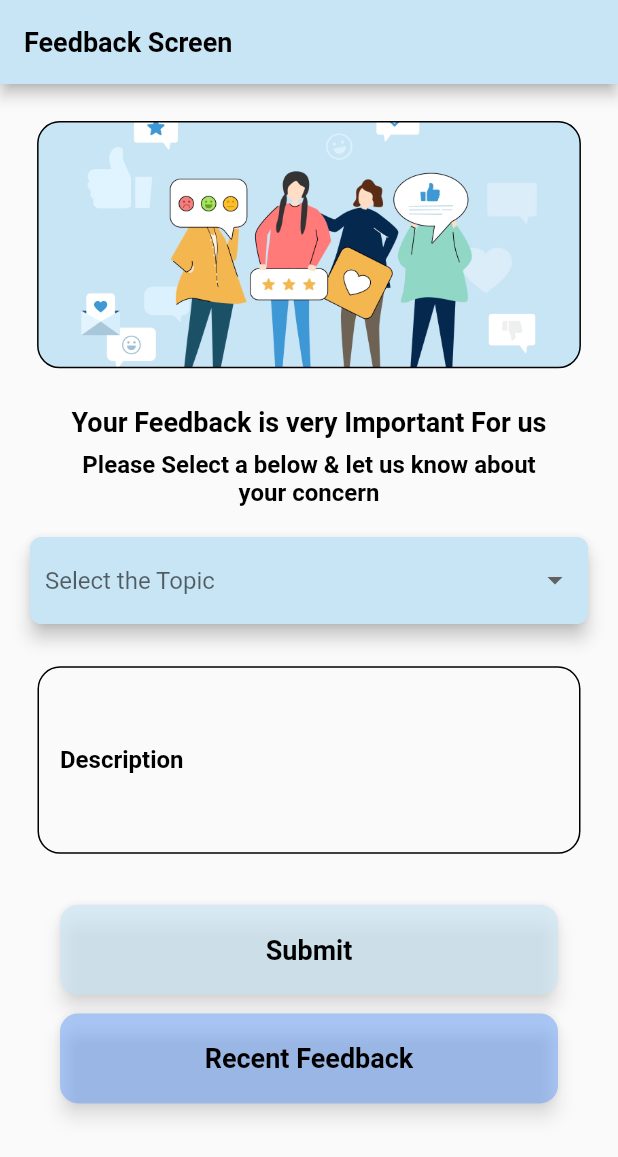
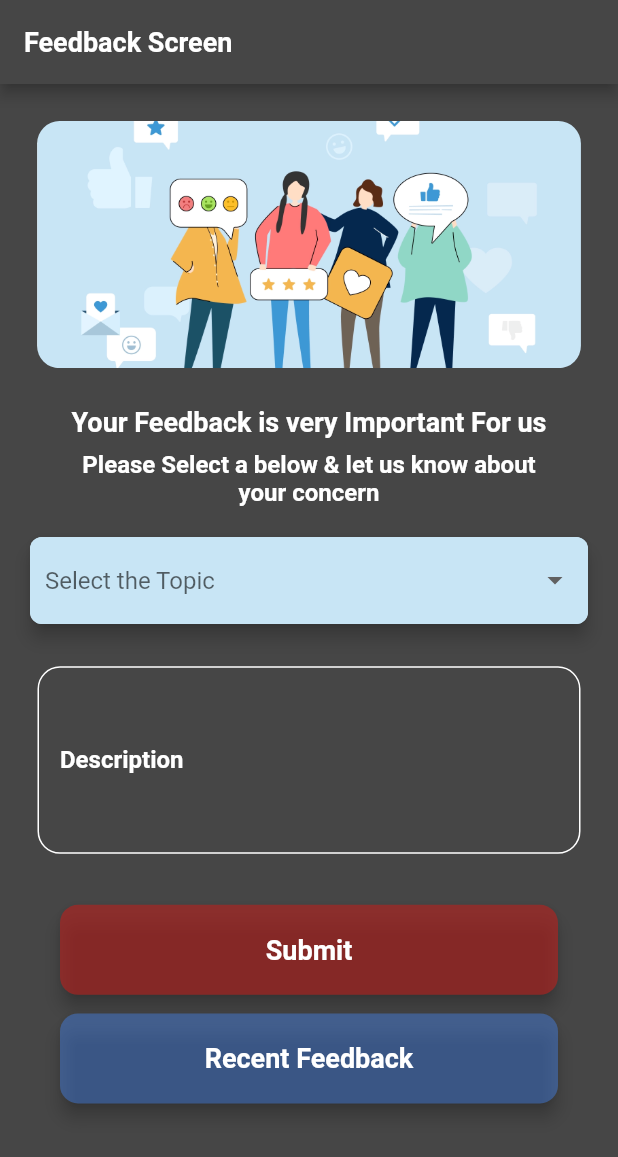
Before and after one commit to VixenSv/Movie-Locater-App, a Flutter app: the screen it shows after launch, on a phone screen of 412 x 824 dp. Shown: the top 1157 px of the screen. Run offline on Flutter 3.47's test engine with Material 2 defaults, Android fonts, the light colour scheme and no system bars; our stand-ins replace cloud_firestore, firebase_auth, firebase_core, get; accounts and stored records are empty.

Commit message:
Changed theme

```diff
--- a/lib/Feed Back Views/feedback_main_view.dart
+++ b/lib/Feed Back Views/feedback_main_view.dart
@@ -5,6 +5,7 @@ import 'package:bashbop/widgets/drop_down.dart';
 import 'package:cloud_firestore/cloud_firestore.dart';
 import 'package:flutter/material.dart';
 import 'package:get/get.dart';
+
 class FeedBackMain extends StatefulWidget {
   const FeedBackMain({Key? key}) : super(key: key);
 
@@ -13,7 +14,6 @@ class FeedBackMain extends StatefulWidget {
 }
 
 class _FeedBackMainState extends State<FeedBackMain> {
-
   String? slected_feedback;
   List<String> feedback_type = <String>[
     'Something is wrong with this task',
@@ -29,7 +29,7 @@ class _FeedBackMainState extends State<FeedBackMain> {
     showDialog(
       context: context,
       builder: (BuildContext context) {
-        var heightsize= MediaQuery.of(context).size.height;
+        var heightsize = MediaQuery.of(context).size.height;
         var widthsize = MediaQuery.of(context).size.width;
         return AlertDialog(
           shape: const RoundedRectangleBorder(
@@ -44,50 +44,63 @@ class _FeedBackMainState extends State<FeedBackMain> {
                 height: 100,
                 width: 110,
                 decoration: BoxDecoration(
-                  image:const DecorationImage(
+                    image: const DecorationImage(
                         fit: BoxFit.fitWidth,
-                    image: AssetImage("assets/images/feed_back.png")
+                        image: AssetImage("assets/images/feed_back.png")),
+                    color: Colors.grey,
+                    borderRadius: BorderRadius.circular(15)),
               ),
-                  color: Colors.grey,
-                  borderRadius: BorderRadius.circular(15)
+              const SizedBox(
+                height: 15,
               ),
-
+              Center(
+                  child: Text(
+                "Thank You",
+                style: dropdown_heading,
+              )),
+              const SizedBox(
+                height: 10,
               ),
-              const SizedBox(height: 15,),
-              Center(child: Text("Thank You",style: dropdown_heading,)),
-              const  SizedBox(height: 10,),
               Container(
                   // height: heightsize*0.05,
                   width: widthsize,
-                  child: Text("Thank You For Sharing your Thoughts.\n We appreciate your Feedback",
+                  child: Text(
+                    "Thank You For Sharing your Thoughts.\n We appreciate your Feedback",
                     textAlign: TextAlign.center,
                     style: dropdown_sub_heading,
                   )),
-              const  SizedBox(height: 10,),
+              const SizedBox(
+                height: 10,
+              ),
               InkWell(
-                onTap: (){
+                onTap: () {
                   Get.back();
                 },
                 child: Container(
-                  margin: const EdgeInsets.only(left: 50,right: 50),
+                  margin: const EdgeInsets.only(left: 50, right: 50),
                   height: 50,
                   width: 70,
                   decoration: BoxDecoration(
                       borderRadius: BorderRadius.circular(15),
-                    color: Colors.blueAccent
+                      color: Colors.blueAccent),
+                  child: const Center(
+                    child: Text(
+                      "Ok",
+                      style: TextStyle(
+                          color: Colors.white,
+                          fontSize: 15,
+                          fontWeight: FontWeight.bold),
                     ),
-                  child:const Center(
-                    child: Text("Ok",style: TextStyle(color: Colors.black,fontSize: 15,fontWeight: FontWeight.bold),),
                   ),
                 ),
               )
-
             ],
           ),
         );
       },
     );
   }
+
   @override
   void initState() {
     // TODO: implement initState
@@ -97,22 +110,26 @@ class _FeedBackMainState extends State<FeedBackMain> {
           description_valid = "Required This Field";
           setState(() {});
           return;
-        }
-        else {
+        } else {
           description_valid = "null";
           setState(() {});
         }
       }
     });
   }
+
   @override
   Widget build(BuildContext context) {
-    var heightsize= MediaQuery.of(context).size.height;
+    var heightsize = MediaQuery.of(context).size.height;
     var widthsize = MediaQuery.of(context).size.width;
     return Scaffold(
+      backgroundColor: Color.fromARGB(255, 70, 70, 70),
       appBar: AppBar(
-        title:  Text("Feedback Screen",style: appbar_text,),
-        backgroundColor: Color(0XFFC8E5F5),
+        title: Text(
+          "Feedback Screen",
+          style: appbar_text,
+        ),
+        backgroundColor: Color.fromARGB(255, 70, 70, 70),
       ),
       body: SafeArea(
         child: SingleChildScrollView(
@@ -121,100 +138,130 @@ class _FeedBackMainState extends State<FeedBackMain> {
             crossAxisAlignment: CrossAxisAlignment.center,
             children: [
               Container(
-                margin: EdgeInsets.all(heightsize*0.03),
-                height: heightsize*0.2,
+                margin: EdgeInsets.all(heightsize * 0.03),
+                height: heightsize * 0.2,
                 width: widthsize,
                 decoration: BoxDecoration(
                     borderRadius: BorderRadius.circular(15),
                     image: const DecorationImage(
                         fit: BoxFit.fitWidth,
-                    image: AssetImage("assets/images/feed_back.png")
+                        image: AssetImage("assets/images/feed_back.png")),
+                    border: Border.all(
+                        color: Color.fromARGB(0, 0, 0, 0), width: 1)),
               ),
-                  border: Border.all(
-                    color: Colors.black,
-                    width: 1
-                  )
+              SizedBox(
+                height: heightsize * 0.001,
               ),
+              Text(
+                "Your Feedback is very Important For us",
+                style: heading,
               ),
-              SizedBox(height: heightsize*0.001,),
-              Text("Your Feedback is very Important For us",style: heading,),
-              SizedBox(height: heightsize*0.01,),
+              SizedBox(
+                height: heightsize * 0.01,
+              ),
               Container(
-                height: heightsize*0.07,
-                  width: widthsize*0.8,
-                  child: Text("Please Select a below & let us know about your concern",textAlign: TextAlign.center,
+                  height: heightsize * 0.07,
+                  width: widthsize * 0.8,
+                  child: Text(
+                    "Please Select a below & let us know about your concern",
+                    textAlign: TextAlign.center,
                     style: sub_heading,
                   )),
-              _buildDropDown(feedback_type,true),
-              SizedBox(height: heightsize*0.01,),
+              _buildDropDown(feedback_type, true),
+              SizedBox(
+                height: heightsize * 0.01,
+              ),
               Container(
-               margin: EdgeInsets.only(left: 25,right: 25),
+                margin: EdgeInsets.only(left: 25, right: 25),
                 child: Column(
                   mainAxisAlignment: MainAxisAlignment.start,
                   crossAxisAlignment: CrossAxisAlignment.start,
                   children: [
                     TextFormField(
+                      style: TextStyle(color: Colors.white),
                       textInputAction: TextInputAction.done,
                       controller: descrip,
                       focusNode: des_focous,
                       maxLines: 5,
-                     decoration:  InputDecoration(
-                       labelStyle: const TextStyle(fontSize: 16,fontWeight: FontWeight.bold,color: Colors.black),
+                      decoration: InputDecoration(
+                        labelStyle: const TextStyle(
+                            fontSize: 16,
+                            fontWeight: FontWeight.bold,
+                            color: Colors.white),
                         labelText: 'Description',
                         border: OutlineInputBorder(
                           borderRadius: BorderRadius.circular(15.0),
-                         borderSide: const BorderSide(color: Colors.black, width: 1.0),
+                          borderSide:
+                              const BorderSide(color: Colors.white, width: 1.0),
                         ),
-                       enabledBorder:  OutlineInputBorder(
+                        enabledBorder: OutlineInputBorder(
                           borderRadius: BorderRadius.circular(15.0),
-                         borderSide: const BorderSide(color: Colors.black, width: 1.0),
+                          borderSide:
+                              const BorderSide(color: Colors.white, width: 1.0),
                         ),
                         contentPadding: EdgeInsets.all(15),
                         hintText: 'Write Your Feedback',
-                       hintStyle: TextStyle(fontSize: 12),
+                        hintStyle:
+                            TextStyle(fontSize: 12, color: Color(0xA3FFFFFF)),
                       ),
                     ),
-                   SizedBox(height: 10,),
-                   description_valid=="null"?SizedBox():Text(description_valid,style: TextStyle(color: Colors.red,fontSize: 12),),
-                   SizedBox(height: 10,),
+                    SizedBox(
+                      height: 10,
+                    ),
+                    description_valid == "null"
+                        ? SizedBox()
+                        : Text(
+                            description_valid,
+                            style: TextStyle(color: Colors.red, fontSize: 12),
+                          ),
+                    SizedBox(
+                      height: 10,
+                    ),
                   ],
                 ),
               ),
               //Submit Button
               AuthButton(
-                buttoncolor: description_valid=="null" && slected_feedback!=""?Color(0XFFC8E5F5):Color(0XFFC8E5F5).withOpacity(0.6),
-                onTap: description_valid=="null" && slected_feedback!=""?() async {
-                  await FirebaseFirestore.instance.collection("feedback").add({
-                    'userid':"",
-                     'topic':"${slected_feedback}",
-                    'submission_date':DateTime.now(),
-                    'description':descrip.text
-
+                buttoncolor:
+                    description_valid == "null" && slected_feedback != ""
+                        ? Color.fromARGB(255, 187, 32, 29)
+                        : Color.fromARGB(255, 187, 32, 29).withOpacity(0.6),
+                onTap: description_valid == "null" && slected_feedback != ""
+                    ? () async {
+                        await FirebaseFirestore.instance
+                            .collection("feedback")
+                            .add({
+                          'userid': "",
+                          'topic': "${slected_feedback}",
+                          'submission_date': DateTime.now(),
+                          'description': descrip.text
                         });
                         showAlertDialog(context);
-                }:(){},
+                      }
+                    : () {},
                 text: "Submit",
               ),
-              SizedBox(height: heightsize*0.015,),
+              SizedBox(
+                height: heightsize * 0.015,
+              ),
               //Recent Feedback Button
               AuthButton(
                 buttoncolor: Colors.blueAccent.withOpacity(0.4),
-                onTap: (){
-                  Get.to(()=>RecentsView());
+                onTap: () {
+                  Get.to(() => RecentsView());
                 },
                 text: "Recent Feedback",
               )
-
-
             ],
           ),
         ),
       ),
     );
   }
-  Widget _buildDropDown(list,check) {
+
+  Widget _buildDropDown(list, check) {
     return Padding(
-      padding: const EdgeInsets.only(left:20,right:20,bottom: 20),
+      padding: const EdgeInsets.only(left: 20, right: 20, bottom: 20),
       child: Material(
           color: Color(0XFFC8E5F5),
           elevation: 5,
@@ -223,13 +270,13 @@ class _FeedBackMainState extends State<FeedBackMain> {
             padding: const EdgeInsets.symmetric(vertical: 5, horizontal: 10),
             width: MediaQuery.of(context).size.width,
             decoration: BoxDecoration(
-              color:const  Color(0XFFC8E5F5),
+              color: const Color(0XFFC8E5F5),
               borderRadius: BorderRadius.circular(8),
             ),
             child: DropDownWidget(
               hint: 'Select the Topic',
               onChanged: (_) {
-                  slected_feedback=_;
+                slected_feedback = _;
               },
               list: list,
               select: slected_feedback,
--- a/lib/utils/colors.dart
+++ b/lib/utils/colors.dart
@@ -4,5 +4,5 @@ class AppColors {
   static Color pinkColorDark = const Color(0xffD80034);
   static Color yellowColorDark = const Color(0xffFFD700);
   static Color yellowColorLight = const Color(0xffFCC201);
-  static Color scaffoldColor = const Color(0xffE5E5E5);
+  static Color scaffoldColor = const Color(0x46464600);
 }
--- a/lib/utils/text_style.dart
+++ b/lib/utils/text_style.dart
@@ -1,35 +1,18 @@
 import 'package:flutter/material.dart';
 
-
-
-var appbar_text=const TextStyle(
-    fontSize: 18,
-    color: Colors.black,
-    fontWeight: FontWeight.bold
-);
+var appbar_text = const TextStyle(
+    fontSize: 18, color: Colors.white, fontWeight: FontWeight.bold);
 ////////////////////// Feedback screen Text////////////////
 
+var heading = const TextStyle(
+    fontSize: 18, color: Colors.white, fontWeight: FontWeight.bold);
 
-var heading=const TextStyle(
-  fontSize: 18,
-  color: Colors.black,
-  fontWeight: FontWeight.bold
-);
-
-
-var sub_heading=const  TextStyle(
-    fontSize: 16,
-    color: Colors.black,
-    fontWeight: FontWeight.bold
-);
-var dropdown_heading=const  TextStyle(
-    fontSize: 18,
-    color: Colors.black,
-    fontWeight: FontWeight.bold
-);
-var dropdown_sub_heading=const  TextStyle(
+var sub_heading = const TextStyle(
+    fontSize: 16, color: Colors.white, fontWeight: FontWeight.bold);
+var dropdown_heading = const TextStyle(
+    fontSize: 18, color: Colors.white, fontWeight: FontWeight.bold);
+var dropdown_sub_heading = const TextStyle(
     fontSize: 14,
-    color: Colors.black,
+    color: Colors.white,
     fontWeight: FontWeight.bold,
-  height: 1.5
-);
+    height: 1.5);
--- a/lib/widgets/buttons.dart
+++ b/lib/widgets/buttons.dart
@@ -30,14 +30,13 @@ class _AuthButtonState extends State<AuthButton> {
               shape: RoundedRectangleBorder(
                   borderRadius: BorderRadius.circular(12)),
               splashFactory: InkSplash.splashFactory,
-              shadowColor: Colors.white,
             ),
             onPressed: widget.onTap,
             child: Text(
               widget.text,
               style: const TextStyle(
                   fontSize: 18,
-                  color: Colors.black,
+                  color: Colors.white,
                   fontWeight: FontWeight.bold),
             )));
   }
@@ -72,7 +71,6 @@ class _SocialButtonState extends State<SocialButton> {
             shape:
                 RoundedRectangleBorder(borderRadius: BorderRadius.circular(12)),
             splashFactory: InkSplash.splashFactory,
-            shadowColor: Colors.grey,
           ),
           onPressed: widget.onTap,
           child: Row(
@@ -90,7 +88,7 @@ class _SocialButtonState extends State<SocialButton> {
                 widget.text,
                 style: const TextStyle(
                   fontSize: 16,
-                  color: Colors.black54,
+                  color: Colors.white54,
                 ),
               ),
             ],
@@ -102,8 +100,9 @@ class _SocialButtonState extends State<SocialButton> {
 class IconButtonWidget extends StatefulWidget {
   final String text;
   final IconData icon;
-  final  ontap;
-  const IconButtonWidget({Key? key,required this.ontap,required this.text, required this.icon})
+  final ontap;
+  const IconButtonWidget(
+      {Key? key, required this.ontap, required this.text, required this.icon})
       : super(key: key);
 
   @override
@@ -124,17 +123,17 @@ class _IconButtonWidgetState extends State<IconButtonWidget> {
           splashFactory: InkSplash.splashFactory,
           shadowColor: Colors.white,
         ),
-        onPressed:widget.ontap ,
+        onPressed: widget.ontap,
         icon: Icon(
           widget.icon,
           size: 30,
-          color: Colors.black,
+          color: Colors.white,
         ),
         label: Text(
           widget.text,
           style: const TextStyle(
             fontSize: 18,
-            color: Colors.black,
+            color: Colors.white,
             fontWeight: FontWeight.bold,
           ),
         ));
```
Also changed, not shown: lib/Feed Back Views/recent_feedback_views.dart (+121 -71 lines). Lines whose indentation alone changed are shown as unchanged.
